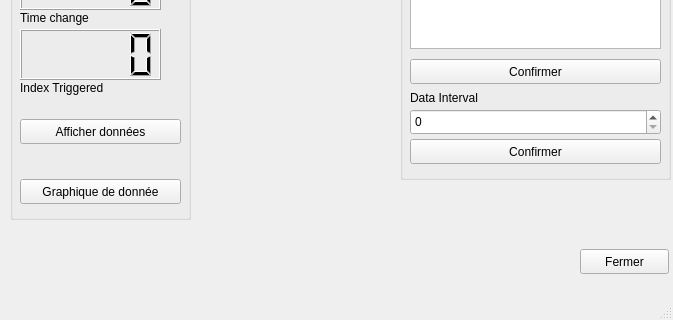
The window that Qt/Encoder_Control_GUI.ui (apajon/GUI_QT_ONLY) describes before a commit, drawn with Qt 5; both pictures show x 0 to 673 and y 221 to 541 of the 673 by 541 pixel window.
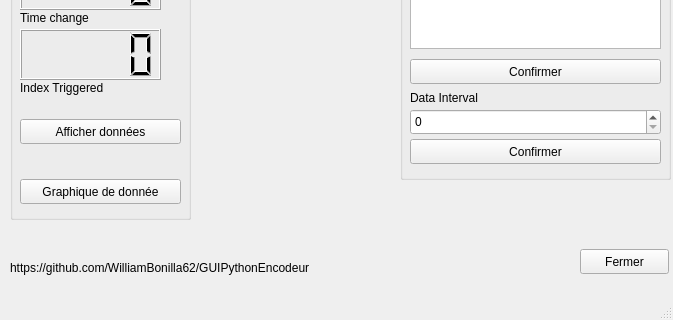
The same window after the commit. Icons and pictures are not drawn.

Commit message: New Gui link label

```diff
--- a/Qt/Encoder_Control_GUI.ui
+++ b/Qt/Encoder_Control_GUI.ui
@@ -361,6 +361,19 @@
      </property>
     </widget>
    </widget>
+   <widget class="QLabel" name="label_8">
+    <property name="geometry">
+     <rect>
+      <x>10</x>
+      <y>480</y>
+      <width>441</width>
+      <height>17</height>
+     </rect>
+    </property>
+    <property name="text">
+     <string>https://github.com/WilliamBonilla62/GUIPythonEncodeur</string>
+    </property>
+   </widget>
   </widget>
   <widget class="QMenuBar" name="menubar">
    <property name="geometry">
```
The commit also changes 1 other file.
